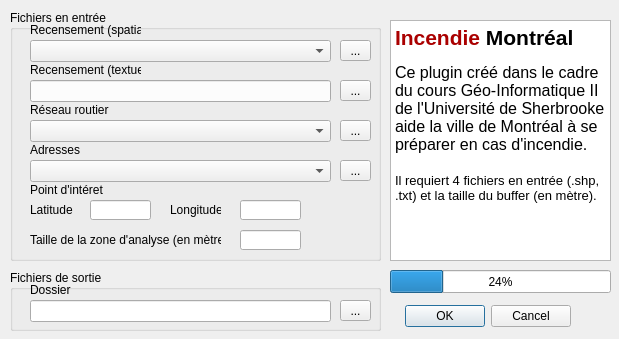
Before: the Qt Designer form incendiemontreal/IncendieMontreal_dialog_base.ui in ecauviercharest/IncendieMontreal, drawn with Qt 5.
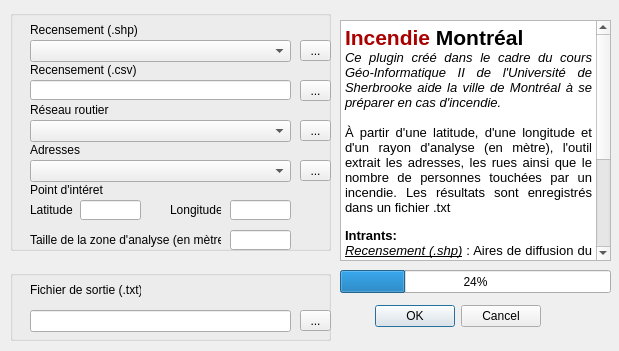
After: the same form once the commit is applied.

Commit message: line recensement fonctionnel, changement description, changement Layout

The edit to the form file:
```diff
--- a/incendiemontreal/IncendieMontreal_dialog_base.ui
+++ b/incendiemontreal/IncendieMontreal_dialog_base.ui
@@ -7,7 +7,7 @@
     <x>0</x>
     <y>0</y>
     <width>619</width>
-    <height>339</height>
+    <height>351</height>
    </rect>
   </property>
   <property name="windowTitle">
@@ -16,9 +16,9 @@
   <widget class="QDialogButtonBox" name="button_box_OK_ANNUL">
    <property name="geometry">
     <rect>
-     <x>400</x>
+     <x>350</x>
      <y>300</y>
-     <width>171</width>
+     <width>191</width>
      <height>32</height>
     </rect>
    </property>
@@ -34,7 +34,7 @@
     <rect>
      <x>30</x>
      <y>40</y>
-     <width>301</width>
+     <width>261</width>
      <height>22</height>
     </rect>
    </property>
@@ -49,7 +49,7 @@
     </rect>
    </property>
    <property name="text">
-    <string>Recensement (spatial)</string>
+    <string>Recensement (.shp)</string>
    </property>
   </widget>
   <widget class="QLabel" name="label_text">
@@ -62,7 +62,7 @@
     </rect>
    </property>
    <property name="text">
-    <string>Recensement (textuel)</string>
+    <string>Recensement (.csv)</string>
    </property>
   </widget>
   <widget class="QLabel" name="label_route">
@@ -94,9 +94,9 @@
   <widget class="QProgressBar" name="progressBar">
    <property name="geometry">
     <rect>
-     <x>390</x>
+     <x>340</x>
      <y>270</y>
-     <width>221</width>
+     <width>271</width>
      <height>23</height>
     </rect>
    </property>
@@ -104,22 +104,12 @@
     <number>24</number>
    </property>
   </widget>
-  <widget class="QLineEdit" name="Line_recens_text">
-   <property name="geometry">
-    <rect>
-     <x>30</x>
-     <y>80</y>
-     <width>301</width>
-     <height>22</height>
-    </rect>
-   </property>
-  </widget>
   <widget class="QComboBox" name="comboBox_route">
    <property name="geometry">
     <rect>
      <x>30</x>
      <y>120</y>
-     <width>301</width>
+     <width>261</width>
      <height>22</height>
     </rect>
    </property>
@@ -129,7 +119,7 @@
     <rect>
      <x>30</x>
      <y>160</y>
-     <width>301</width>
+     <width>261</width>
      <height>22</height>
     </rect>
    </property>
@@ -139,12 +129,12 @@
     <rect>
      <x>10</x>
      <y>270</y>
-     <width>371</width>
-     <height>61</height>
+     <width>321</width>
+     <height>71</height>
     </rect>
    </property>
    <property name="title">
-    <string>Fichiers de sortie</string>
+    <string/>
    </property>
    <widget class="QLabel" name="label_dossier">
     <property name="geometry">
@@ -156,15 +146,15 @@
      </rect>
     </property>
     <property name="text">
-     <string>Dossier</string>
+     <string>Fichier de sortie (.txt)</string>
     </property>
    </widget>
    <widget class="QLineEdit" name="Line_sortie">
     <property name="geometry">
      <rect>
       <x>20</x>
-      <y>30</y>
-      <width>301</width>
+      <y>40</y>
+      <width>261</width>
       <height>22</height>
      </rect>
     </property>
@@ -172,8 +162,8 @@
    <widget class="QToolButton" name="toolButton_sortie">
     <property name="geometry">
      <rect>
-      <x>330</x>
-      <y>30</y>
+      <x>290</x>
+      <y>40</y>
       <width>31</width>
       <height>21</height>
      </rect>
@@ -188,17 +178,17 @@
     <rect>
      <x>10</x>
      <y>10</y>
-     <width>371</width>
-     <height>251</height>
+     <width>321</width>
+     <height>241</height>
     </rect>
    </property>
    <property name="title">
-    <string>Fichiers en entrée</string>
+    <string/>
    </property>
    <widget class="QToolButton" name="toolButton_spat">
     <property name="geometry">
      <rect>
-      <x>330</x>
+      <x>290</x>
       <y>30</y>
       <width>31</width>
       <height>21</height>
@@ -211,7 +201,7 @@
    <widget class="QToolButton" name="toolButton_text">
     <property name="geometry">
      <rect>
-      <x>330</x>
+      <x>290</x>
       <y>70</y>
       <width>31</width>
       <height>21</height>
@@ -224,7 +214,7 @@
    <widget class="QToolButton" name="toolButton_route">
     <property name="geometry">
      <rect>
-      <x>330</x>
+      <x>290</x>
       <y>110</y>
       <width>31</width>
       <height>21</height>
@@ -237,7 +227,7 @@
    <widget class="QToolButton" name="toolButton_addresse">
     <property name="geometry">
      <rect>
-      <x>330</x>
+      <x>290</x>
       <y>150</y>
       <width>31</width>
       <height>21</height>
@@ -250,7 +240,7 @@
    <widget class="QLineEdit" name="lineEdit_buffer">
     <property name="geometry">
      <rect>
-      <x>230</x>
+      <x>220</x>
       <y>220</y>
       <width>61</width>
       <height>20</height>
@@ -299,7 +289,7 @@
    <widget class="QLineEdit" name="lineEdit_buffer_2">
     <property name="geometry">
      <rect>
-      <x>80</x>
+      <x>70</x>
       <y>190</y>
       <width>61</width>
       <height>20</height>
@@ -322,7 +312,7 @@
    <widget class="QLineEdit" name="lineEdit_buffer_3">
     <property name="geometry">
      <rect>
-      <x>230</x>
+      <x>220</x>
       <y>190</y>
       <width>61</width>
       <height>20</height>
@@ -332,13 +322,23 @@
      <string/>
     </property>
    </widget>
+   <widget class="QLineEdit" name="Line_recens_text">
+    <property name="geometry">
+     <rect>
+      <x>20</x>
+      <y>70</y>
+      <width>261</width>
+      <height>20</height>
+     </rect>
+    </property>
+   </widget>
   </widget>
   <widget class="QTextBrowser" name="textBrowser">
    <property name="geometry">
     <rect>
-     <x>390</x>
+     <x>340</x>
      <y>20</y>
-     <width>221</width>
+     <width>271</width>
      <height>241</height>
     </rect>
    </property>
@@ -347,12 +347,19 @@
 &lt;html&gt;&lt;head&gt;&lt;meta name=&quot;qrichtext&quot; content=&quot;1&quot; /&gt;&lt;style type=&quot;text/css&quot;&gt;
 p, li { white-space: pre-wrap; }
 &lt;/style&gt;&lt;/head&gt;&lt;body style=&quot; font-family:'MS Shell Dlg 2'; font-size:8.25pt; font-weight:400; font-style:normal;&quot;&gt;
-&lt;p style=&quot; margin-top:0px; margin-bottom:0px; margin-left:0px; margin-right:0px; -qt-block-indent:0; text-indent:0px;&quot;&gt;&lt;span style=&quot; font-size:16pt; font-weight:600; color:#aa0000;&quot;&gt;Incendie&lt;/span&gt;&lt;span style=&quot; font-size:16pt;&quot;&gt; &lt;/span&gt;&lt;span style=&quot; font-size:16pt; font-weight:600;&quot;&gt;Montréal&lt;/span&gt;&lt;/p&gt;
-&lt;p style=&quot;-qt-paragraph-type:empty; margin-top:0px; margin-bottom:0px; margin-left:0px; margin-right:0px; -qt-block-indent:0; text-indent:0px;&quot;&gt;&lt;br /&gt;&lt;/p&gt;
-&lt;p style=&quot; margin-top:0px; margin-bottom:0px; margin-left:0px; margin-right:0px; -qt-block-indent:0; text-indent:0px;&quot;&gt;&lt;span style=&quot; font-size:12pt;&quot;&gt;Ce plugin créé dans le cadre du cours Géo-Informatique II de l'Université de Sherbrooke aide la ville de Montréal à se préparer en cas d'incendie. &lt;/span&gt;&lt;/p&gt;
-&lt;p style=&quot;-qt-paragraph-type:empty; margin-top:0px; margin-bottom:0px; margin-left:0px; margin-right:0px; -qt-block-indent:0; text-indent:0px; font-size:12pt;&quot;&gt;&lt;br /&gt;&lt;/p&gt;
-&lt;p style=&quot; margin-top:0px; margin-bottom:0px; margin-left:0px; margin-right:0px; -qt-block-indent:0; text-indent:0px;&quot;&gt;&lt;span style=&quot; font-size:10pt;&quot;&gt;Il requiert 4 fichiers en entrée (.shp, .txt) et la taille du buffer (en mètre). &lt;/span&gt;&lt;/p&gt;
-&lt;p style=&quot;-qt-paragraph-type:empty; margin-top:0px; margin-bottom:0px; margin-left:0px; margin-right:0px; -qt-block-indent:0; text-indent:0px; font-weight:600;&quot;&gt;&lt;br /&gt;&lt;/p&gt;&lt;/body&gt;&lt;/html&gt;</string>
+&lt;p align=&quot;justify&quot; style=&quot; margin-top:0px; margin-bottom:0px; margin-left:0px; margin-right:0px; -qt-block-indent:0; text-indent:0px;&quot;&gt;&lt;span style=&quot; font-size:16pt; font-weight:600; color:#aa0000;&quot;&gt;Incendie&lt;/span&gt;&lt;span style=&quot; font-size:16pt;&quot;&gt; &lt;/span&gt;&lt;span style=&quot; font-size:16pt; font-weight:600;&quot;&gt;Montréal&lt;/span&gt;&lt;/p&gt;
+&lt;p align=&quot;justify&quot; style=&quot; margin-top:0px; margin-bottom:0px; margin-left:0px; margin-right:0px; -qt-block-indent:0; text-indent:0px;&quot;&gt;&lt;span style=&quot; font-size:10pt; font-style:italic;&quot;&gt;Ce plugin créé dans le cadre du cours Géo-Informatique II de l'Université de Sherbrooke aide la ville de Montréal à se préparer en cas d'incendie. &lt;/span&gt;&lt;/p&gt;
+&lt;p align=&quot;justify&quot; style=&quot;-qt-paragraph-type:empty; margin-top:0px; margin-bottom:0px; margin-left:0px; margin-right:0px; -qt-block-indent:0; text-indent:0px; font-size:10pt; font-style:italic;&quot;&gt;&lt;br /&gt;&lt;/p&gt;
+&lt;p align=&quot;justify&quot; style=&quot; margin-top:0px; margin-bottom:0px; margin-left:0px; margin-right:0px; -qt-block-indent:0; text-indent:0px;&quot;&gt;&lt;span style=&quot; font-size:10pt;&quot;&gt;À partir d'une latitude, d'une longitude et d'un rayon d'analyse (en mètre), l'outil extrait les adresses, les rues ainsi que le nombre de personnes touchées par un incendie. Les résultats sont enregistrés dans un fichier .txt&lt;/span&gt;&lt;/p&gt;
+&lt;p align=&quot;justify&quot; style=&quot;-qt-paragraph-type:empty; margin-top:0px; margin-bottom:0px; margin-left:0px; margin-right:0px; -qt-block-indent:0; text-indent:0px; font-weight:600;&quot;&gt;&lt;br /&gt;&lt;/p&gt;
+&lt;p align=&quot;justify&quot; style=&quot; margin-top:0px; margin-bottom:0px; margin-left:0px; margin-right:0px; -qt-block-indent:0; text-indent:0px;&quot;&gt;&lt;span style=&quot; font-size:10pt; font-weight:600;&quot;&gt;Intrants:&lt;/span&gt;&lt;/p&gt;
+&lt;p align=&quot;justify&quot; style=&quot; margin-top:0px; margin-bottom:0px; margin-left:0px; margin-right:0px; -qt-block-indent:0; text-indent:0px;&quot;&gt;&lt;span style=&quot; font-size:10pt; font-style:italic; text-decoration: underline;&quot;&gt;Recensement (.shp)&lt;/span&gt;&lt;span style=&quot; font-size:10pt;&quot;&gt; : Aires de diffusion du recensement fédéral&lt;/span&gt;&lt;/p&gt;
+&lt;p align=&quot;justify&quot; style=&quot; margin-top:0px; margin-bottom:0px; margin-left:0px; margin-right:0px; -qt-block-indent:0; text-indent:0px;&quot;&gt;&lt;span style=&quot; font-size:10pt; font-style:italic; text-decoration: underline;&quot;&gt;Recensement (.csv) &lt;/span&gt;&lt;span style=&quot; font-size:10pt;&quot;&gt;: Population des aires de diffusion&lt;/span&gt;&lt;/p&gt;
+&lt;p align=&quot;justify&quot; style=&quot; margin-top:0px; margin-bottom:0px; margin-left:0px; margin-right:0px; -qt-block-indent:0; text-indent:0px;&quot;&gt;&lt;span style=&quot; font-size:10pt; font-style:italic; text-decoration: underline;&quot;&gt;Réseau routier (.shp)&lt;/span&gt;&lt;span style=&quot; font-size:10pt;&quot;&gt; : Réseau routier de la ville de Montréal &lt;/span&gt;&lt;/p&gt;
+&lt;p align=&quot;justify&quot; style=&quot; margin-top:0px; margin-bottom:0px; margin-left:0px; margin-right:0px; -qt-block-indent:0; text-indent:0px;&quot;&gt;&lt;span style=&quot; font-size:10pt; font-style:italic; text-decoration: underline;&quot;&gt;Adresses (.shp)&lt;/span&gt;&lt;span style=&quot; font-size:10pt;&quot;&gt; : Adresses de la ville de Montréal &lt;/span&gt;&lt;/p&gt;
+&lt;p align=&quot;justify&quot; style=&quot; margin-top:0px; margin-bottom:0px; margin-left:0px; margin-right:0px; -qt-block-indent:0; text-indent:0px;&quot;&gt;&lt;span style=&quot; font-size:10pt; font-style:italic; text-decoration: underline;&quot;&gt;Latitude, longitude (° décimaux)&lt;/span&gt;&lt;span style=&quot; font-size:10pt;&quot;&gt; : point d'intérêt &lt;/span&gt;&lt;/p&gt;
+&lt;p align=&quot;justify&quot; style=&quot; margin-top:0px; margin-bottom:0px; margin-left:0px; margin-right:0px; -qt-block-indent:0; text-indent:0px;&quot;&gt;&lt;span style=&quot; font-size:10pt; font-style:italic; text-decoration: underline;&quot;&gt;Rayon de la zone d'analyse (m)&lt;/span&gt;&lt;/p&gt;
+&lt;p align=&quot;justify&quot; style=&quot;-qt-paragraph-type:empty; margin-top:0px; margin-bottom:0px; margin-left:0px; margin-right:0px; -qt-block-indent:0; text-indent:0px; font-size:10pt;&quot;&gt;&lt;br /&gt;&lt;/p&gt;&lt;/body&gt;&lt;/html&gt;</string>
    </property>
   </widget>
   <zorder>Line_recens_text</zorder>
```
Left out of the diff: 1 changed line with no effect on the pictures.
